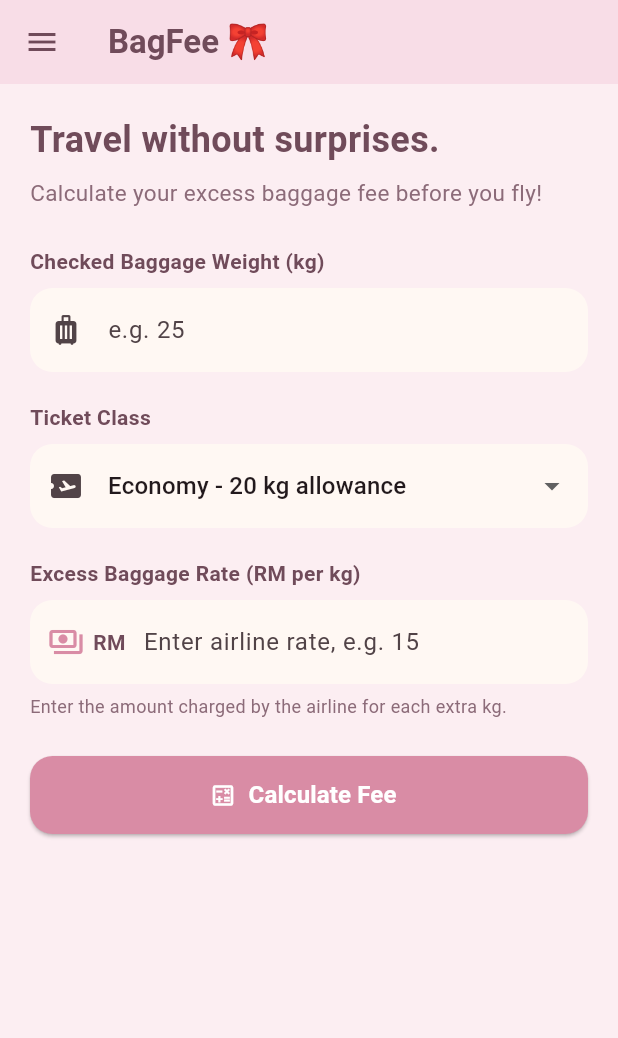
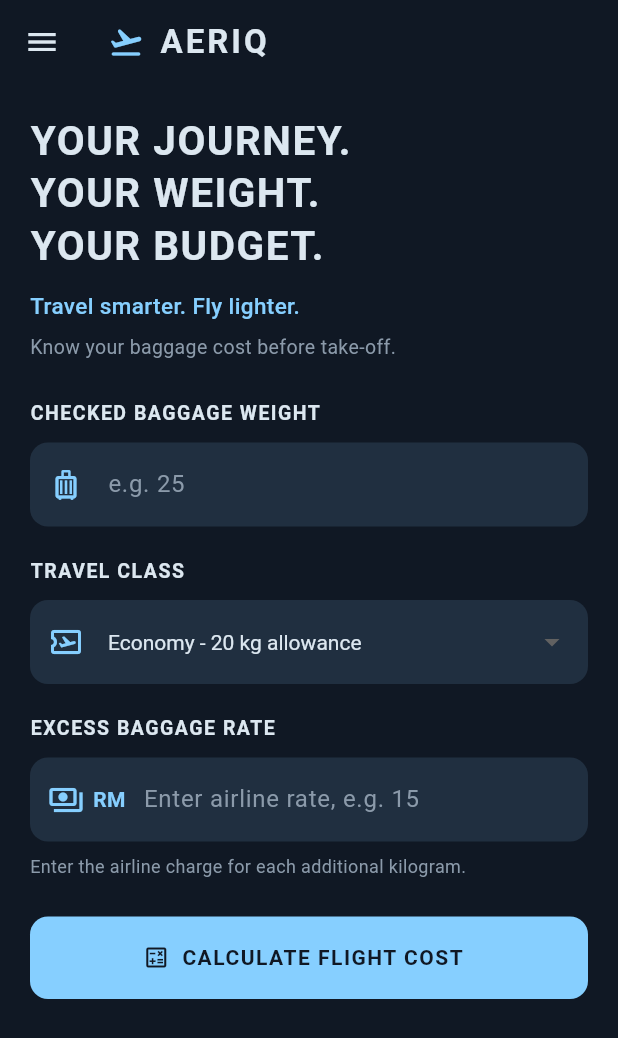
Before and after one commit to IzzatiNurin/BegFee_Calculator, a Flutter app: the screen it shows after launch, on a phone screen of 412 x 824 dp. Shown: the top 1038 px of the screen. Run offline on Flutter 3.47's test engine with Material 3 defaults, Android fonts, the phone set to English and light mode, and no system bars.

Commit message:
Update AERIQ branding and navigation

```diff
--- a/lib/main.dart
+++ b/lib/main.dart
@@ -3,31 +3,34 @@ import 'package:flutter/material.dart';
 import 'package:url_launcher/url_launcher.dart';
 
 void main() {
-  runApp(const BagFeeApp());
+  runApp(const AeriqApp());
 }
 
-class BagFeeApp extends StatelessWidget {
-  const BagFeeApp({super.key});
+class AeriqApp extends StatelessWidget {
+  const AeriqApp({super.key});
 
   @override
   Widget build(BuildContext context) {
     return MaterialApp(
       debugShowCheckedModeBanner: false,
-      title: 'BagFee Calculator',
+      title: 'AERIQ',
+
       theme: ThemeData(
         useMaterial3: true,
-        scaffoldBackgroundColor: const Color(0xFFFCEEF2),
+        scaffoldBackgroundColor: const Color(0xFF101824),
         colorScheme: ColorScheme.fromSeed(
-          seedColor: const Color(0xFFD98CA5),
-          primary: const Color(0xFFD98CA5),
-          onPrimary: Colors.white,
+          seedColor: const Color(0xFF86CFFF),
+          primary: const Color(0xFF86CFFF),
+          onPrimary: const Color(0xFF101824),
+          surface: const Color(0xFF202F40),
         ),
         appBarTheme: const AppBarTheme(
-          backgroundColor: Color(0xFFF8DDE7),
-          foregroundColor: Color(0xFF704B5A),
+          backgroundColor: Color(0xFF101824),
+          foregroundColor: Color(0xFFDCE7F0),
           centerTitle: false,
         ),
       ),
+
       home: const HomePage(),
     );
   }
@@ -87,55 +90,92 @@ class _HomePageState extends State<HomePage> {
   @override
   Widget build(BuildContext context) {
     return Scaffold(
+
       // APP BAR
       appBar: AppBar(
-        title: const Text(
-          'BagFee 🎀',
-          style: TextStyle(fontWeight: FontWeight.bold),
+        title: const Row(
+          children: [
+            Icon(
+              Icons.flight_takeoff_rounded,
+              color: Color(0xFF86CFFF),
+            ),
+            SizedBox(width: 10),
+            Text(
+              'AERIQ',
+              style: TextStyle(
+                fontWeight: FontWeight.bold,
+                letterSpacing: 2,
+              ),
+            ),
+          ],
         ),
       ),
 
       // NAVIGATION DRAWER
       drawer: Drawer(
-        backgroundColor: const Color(0xFFFFF8F3),
+        backgroundColor: const Color(0xFF202F40),
         child: ListView(
           padding: EdgeInsets.zero,
           children: [
+
           const DrawerHeader(
             decoration: BoxDecoration(
-                color: Color(0xFFF8DDE7),
+              color: Color(0xFF101824),
             ),
             child: Column(
               crossAxisAlignment: CrossAxisAlignment.start,
               mainAxisAlignment: MainAxisAlignment.end,
               children: [
                 Icon(
-                    Icons.luggage_rounded,
+                  Icons.flight_takeoff_rounded,
                   size: 45,
-                    color: Color(0xFFD98CA5),
+                  color: Color(0xFF86CFFF),
                 ),
                 SizedBox(height: 10),
                 Text(
-                    'BagFee 🎀',
+                  'AERIQ',
                   style: TextStyle(
-                      fontSize: 22,
+                    fontSize: 24,
                     fontWeight: FontWeight.bold,
-                      color: Color(0xFF704B5A),
+                    letterSpacing: 2,
+                    color: Color(0xFFDCE7F0),
+                  ),
+                ),
+                Text(
+                  'Travel smarter. Fly lighter.',
+                  style: TextStyle(
+                    fontSize: 12,
+                    color: Color(0xFF8B9AAA),
                   ),
                 ),
               ],
             ),
           ),
+
+
             ListTile(
-              leading: const Icon(Icons.home_outlined),
-              title: const Text('Home'),
+              leading: const Icon(
+                Icons.home_outlined,
+                color: Color(0xFF86CFFF),
+              ),
+              title: const Text(
+                'Home',
+                style: TextStyle(color: Color(0xFFDCE7F0)),
+              ),
               onTap: () {
                 Navigator.pop(context);
               },
             ),
+
             ListTile(
-              leading: const Icon(Icons.info_outline),
-              title: const Text('About'),
+              leading: const Icon(
+                Icons.info_outline,
+                color: Color(0xFF86CFFF),
+              ),
+              title: const Text(
+                'About',
+                style: TextStyle(color: Color(0xFFDCE7F0)),
+              ),
               onTap: () {
                 Navigator.pop(context);
                 Navigator.push(
@@ -150,75 +190,119 @@ class _HomePageState extends State<HomePage> {
         ),
       ),
 
+
       // HOME PAGE CONTENT
       body: SingleChildScrollView(
         padding: const EdgeInsets.all(20),
         child: Column(
           crossAxisAlignment: CrossAxisAlignment.start,
           children: [
+
+            // WELCOME SECTION
             const Text(
-              'Travel without surprises.',
+              'YOUR JOURNEY.\nYOUR WEIGHT.\nYOUR BUDGET.',
               style: TextStyle(
-                fontSize: 24,
+                fontSize: 27,
+                height: 1.3,
                 fontWeight: FontWeight.bold,
-                color: Color(0xFF704B5A),
+                letterSpacing: 1,
+                color: Color(0xFFDCE7F0),
+              ),
+            ),
+            const SizedBox(height: 12),
+            const Text(
+              'Travel smarter. Fly lighter.',
+              style: TextStyle(
+                fontSize: 15,
+                color: Color(0xFF86CFFF),
+                fontWeight: FontWeight.w500,
               ),
             ),
             const SizedBox(height: 8),
             const Text(
-              'Calculate your excess baggage fee before you fly!',
+              'Know your baggage cost before take-off.',
               style: TextStyle(
-                fontSize: 15,
-                color: Color(0xFF8C6B79),
+                fontSize: 13,
+                color: Color(0xFF8B9AAA),
               ),
             ),
+
             const SizedBox(height: 25),
+
 
             // BAGGAGE WEIGHT INPUT
             const Text(
-              'Checked Baggage Weight (kg)',
+              'CHECKED BAGGAGE WEIGHT',
               style: TextStyle(
                 fontWeight: FontWeight.bold,
-                color: Color(0xFF704B5A),
+                fontSize: 13,
+                letterSpacing: 1,
+                color: Color(0xFFDCE7F0),
               ),
             ),
-            const SizedBox(height: 8),
+            const SizedBox(height: 10),
             TextField(
               controller: weightController,
+              style: const TextStyle(
+                color: Color(0xFFDCE7F0),
+                fontSize: 16,
+              ),
               keyboardType: const TextInputType.numberWithOptions(
                 decimal: true,
               ),
               decoration: InputDecoration(
                 hintText: 'e.g. 25',
-                prefixIcon: const Icon(Icons.luggage),
+                hintStyle: const TextStyle(
+                  color: Color(0xFF8B9AAA),
+                ),
+                prefixIcon: const Icon(
+                  Icons.luggage_outlined,
+                  color: Color(0xFF86CFFF),
+                ),
+                suffixText: 'KG',
+                suffixStyle: const TextStyle(
+                  color: Color(0xFF86CFFF),
+                  fontWeight: FontWeight.bold,
+                ),
                 filled: true,
-                fillColor: const Color(0xFFFFF8F3),
+                fillColor: const Color(0xFF202F40),
                 border: OutlineInputBorder(
-                  borderRadius: BorderRadius.circular(15),
+                  borderRadius: BorderRadius.circular(12),
                   borderSide: BorderSide.none,
                 ),
               ),
             ),
 
+
             const SizedBox(height: 20),
+
 
             // TICKET CLASS SELECTION
             const Text(
-              'Ticket Class',
+              'TRAVEL CLASS',
               style: TextStyle(
                 fontWeight: FontWeight.bold,
-                color: Color(0xFF704B5A),
+                fontSize: 13,
+                letterSpacing: 1,
+                color: Color(0xFFDCE7F0),
               ),
             ),
-            const SizedBox(height: 8),
+            const SizedBox(height: 10),
             DropdownButtonFormField<String>(
               initialValue: selectedClass,
+              dropdownColor: const Color(0xFF202F40),
+              style: const TextStyle(
+                color: Color(0xFFDCE7F0),
+              ),
               decoration: InputDecoration(
-                prefixIcon: const Icon(Icons.airplane_ticket),
+                prefixIcon: const Icon(
+                  Icons.airplane_ticket_outlined,
+                  color: Color(0xFF86CFFF),
+                ),
                 filled: true,
-                fillColor: const Color(0xFFFFF8F3),
+                fillColor: const Color(0xFF202F40),
                 border: OutlineInputBorder(
-                  borderRadius: BorderRadius.circular(15),
+                  borderRadius: BorderRadius.circular(12),
                   borderSide: BorderSide.none,
                 ),
               ),
@@ -245,24 +329,35 @@ class _HomePageState extends State<HomePage> {
               },
             ),
 
+
             const SizedBox(height: 20),
+
 
             // EXCESS BAGGAGE RATE INPUT
             const Text(
-              'Excess Baggage Rate (RM per kg)',
+              'EXCESS BAGGAGE RATE',
               style: TextStyle(
                 fontWeight: FontWeight.bold,
-                color: Color(0xFF704B5A),
+                fontSize: 13,
+                letterSpacing: 1,
+                color: Color(0xFFDCE7F0),
               ),
             ),
-            const SizedBox(height: 8),
+            const SizedBox(height: 10),
             TextField(
               controller: rateController,
+              style: const TextStyle(
+                color: Color(0xFFDCE7F0),
+                fontSize: 16,
+              ),
               keyboardType: const TextInputType.numberWithOptions(
                 decimal: true,
               ),
               decoration: InputDecoration(
                 hintText: 'Enter airline rate, e.g. 15',
+                hintStyle: const TextStyle(
+                  color: Color(0xFF8B9AAA),
+                ),
                 prefixIcon: const Padding(
                   padding: EdgeInsets.only(left: 12, right: 8),
                   child: Row(
@@ -270,87 +365,109 @@ class _HomePageState extends State<HomePage> {
                     children: [
                       Icon(
                         Icons.payments_outlined,
-                        color: Color(0xFFD98CA5),
+                        color: Color(0xFF86CFFF),
                       ),
                       SizedBox(width: 6),
                       Text(
                         'RM',
                         style: TextStyle(
                           fontWeight: FontWeight.bold,
-                          color: Color(0xFF704B5A),
+                          color: Color(0xFF86CFFF),
                         ),
                       ),
                     ],
                   ),
                 ),
                 filled: true,
-                fillColor: const Color(0xFFFFF8F3),
+                fillColor: const Color(0xFF202F40),
                 border: OutlineInputBorder(
-                  borderRadius: BorderRadius.circular(15),
+                  borderRadius: BorderRadius.circular(12),
                   borderSide: BorderSide.none,
                 ),
               ),
             ),
-
-            const SizedBox(height: 6),
+            const SizedBox(height: 8),
             const Text(
-              'Enter the amount charged by the airline for each extra kg.',
+              'Enter the airline charge for each additional kilogram.',
               style: TextStyle(
                 fontSize: 12,
-                color: Color(0xFF8C6B79),
+                color: Color(0xFF8B9AAA),
               ),
             ),
+
 
             const SizedBox(height: 25),
 
             // CALCULATE BUTTON
+
             SizedBox(
               width: double.infinity,
-              height: 52,
+              height: 55,
               child: ElevatedButton.icon(
                 onPressed: calculateFee,
                 icon: const Icon(Icons.calculate_outlined),
                 label: const Text(
-                  'Calculate Fee',
+                  'CALCULATE FLIGHT COST',
                   style: TextStyle(
-                    fontSize: 16,
                     fontWeight: FontWeight.bold,
+                    letterSpacing: 1,
+                    fontSize: 14,
                   ),
                 ),
                 style: ElevatedButton.styleFrom(
-                  backgroundColor: const Color(0xFFD98CA5),
-                  foregroundColor: Colors.white,
+                  backgroundColor: const Color(0xFF86CFFF),
+                  foregroundColor: const Color(0xFF101824),
+                  elevation: 0,
                   shape: RoundedRectangleBorder(
-                    borderRadius: BorderRadius.circular(15),
+                    borderRadius: BorderRadius.circular(12),
                   ),
                 ),
               ),
             ),
 
+
             const SizedBox(height: 25),
+
 
             // CALCULATION RESULTS
             if (totalPayable != null)
               Card(
-                color: const Color(0xFFFFF8F3),
+                color: const Color(0xFF202F40),
                 elevation: 0,
                 shape: RoundedRectangleBorder(
-                  borderRadius: BorderRadius.circular(20),
+                  borderRadius: BorderRadius.circular(16),
+                  side: const BorderSide(
+                    color: Color(0xFF34495E),
+                    width: 1,
+                  ),
                 ),
                 child: Padding(
                   padding: const EdgeInsets.all(20),
                   child: Column(
                     crossAxisAlignment: CrossAxisAlignment.start,
                     children: [
-                      const Text(
-                        'Your Fee Summary 🎀',
+                      const Row(
+                        children: [
+                          Icon(
+                            Icons.receipt_long_outlined,
+                            color: Color(0xFF86CFFF),
+                          ),
+                          SizedBox(width: 10),
+                          Text(
+                            'FLIGHT COST SUMMARY',
                             style: TextStyle(
-                          fontSize: 20,
+                              fontSize: 16,
                               fontWeight: FontWeight.bold,
-                          color: Color(0xFF704B5A),
+                              letterSpacing: 1,
+                              color: Color(0xFFDCE7F0),
                             ),
                           ),
-                      const Divider(height: 25),
+                        ],
+                      ),
+                      const Divider(
+                        height: 30,
+                        color: Color(0xFF43566A),
+                      ),
                       resultRow(
                         'Excess Baggage Weight',
                         '${excessWeight!.toStringAsFixed(2)} kg',
@@ -363,9 +480,12 @@ class _HomePageState extends State<HomePage> {
                         'Service Tax (8%)',
                         'RM ${serviceTax!.toStringAsFixed(2)}',
                       ),
-                      const Divider(height: 25),
+                      const Divider(
+                        height: 30,
+                        color: Color(0xFF43566A),
+                      ),
                       resultRow(
-                        'Total Amount Payable',
+                        'TOTAL AMOUNT PAYABLE',
                         'RM ${totalPayable!.toStringAsFixed(2)}',
                         isTotal: true,
                       ),
@@ -373,6 +493,7 @@ class _HomePageState extends State<HomePage> {
                   ),
                 ),
               ),
+
           ],
         ),
       ),
@@ -380,11 +501,10 @@ class _HomePageState extends State<HomePage> {
   }
 
   // RESULT ROW WIDGET
-  Widget resultRow(
-    String label,
-    String value, {
-    bool isTotal = false,
-  }) {
+
+Widget resultRow(String label,
+ String value,
+ {bool isTotal = false}) {
   return Padding(
     padding: const EdgeInsets.symmetric(vertical: 8),
     child: Row(
@@ -394,31 +514,37 @@ class _HomePageState extends State<HomePage> {
           child: Text(
             label,
             style: TextStyle(
+              fontSize: isTotal ? 14 : 13,
               fontWeight: isTotal ? FontWeight.bold : FontWeight.normal,
-                color: const Color(0xFF704B5A),
+              color: isTotal
+                  ? const Color(0xFF86CFFF)
+                  : const Color(0xFFDCE7F0),
             ),
           ),
         ),
-          const SizedBox(width: 10),
+        const SizedBox(width: 12),
         Text(
           value,
           style: TextStyle(
+            fontSize: isTotal ? 20 : 14,
             fontWeight: FontWeight.bold,
-              fontSize: isTotal ? 17 : 14,
-              color: const Color(0xFFD98CA5),
+            color: isTotal
+                ? const Color(0xFF86CFFF)
+                : const Color(0xFFDCE7F0),
           ),
         ),
       ],
     ),
   );
 }
+
 }
 
 // ABOUT PAGE
 class AboutPage extends StatelessWidget {
   const AboutPage({super.key});
 
-  static final Uri githubUrl = Uri.parse('https://github.com/IzzatiNurin/BegFee_Calculator.git');
+  static final Uri githubUrl = Uri.parse('https://github.com/IzzatiNurin/AERIQ-Baggage-Calculator');
 
 Future<void> openGitHub() async {
   if (!await launchUrl(
@@ -431,14 +557,86 @@ Future<void> openGitHub() async {
 
   @override
   Widget build(BuildContext context) {
+
     return Scaffold(
       appBar: AppBar(
         title: const Text(
-          'About BagFee',
+          'About',
           style: TextStyle(fontWeight: FontWeight.bold),
         ),
       ),
+
+  // NAVIGATION DRAWER
+  drawer: Drawer(
+    backgroundColor: const Color(0xFF202F40),
+    child: ListView(
+      padding: EdgeInsets.zero,
+      children: [
+        const DrawerHeader(
+          decoration: BoxDecoration(
+            color: Color(0xFF101824),
+          ),
+          child: Column(
+            crossAxisAlignment: CrossAxisAlignment.start,
+            mainAxisAlignment: MainAxisAlignment.end,
+            children: [
+              Icon(
+                Icons.flight_takeoff_rounded,
+                size: 45,
+                color: Color(0xFF86CFFF),
+              ),
+              SizedBox(height: 10),
+              Text(
+                'AERIQ',
+                style: TextStyle(
+                  fontSize: 24,
+                  fontWeight: FontWeight.bold,
+                  letterSpacing: 2,
+                  color: Color(0xFFDCE7F0),
+                ),
+              ),
+              Text(
+                'Travel smarter. Fly lighter.',
+                style: TextStyle(
+                  fontSize: 12,
+                  color: Color(0xFF8B9AAA),
+                ),
+              ),
+            ],
+          ),
+        ),
+        ListTile(
+          leading: const Icon(
+            Icons.home_outlined,
+            color: Color(0xFF86CFFF),
+          ),
+          title: const Text(
+            'Home',
+            style: TextStyle(color: Color(0xFFDCE7F0)),
+          ),
+          onTap: () {
+            Navigator.popUntil(context, (route) => route.isFirst);
+          },
+        ),
+        ListTile(
+          leading: const Icon(
+            Icons.info_outline,
+            color: Color(0xFF86CFFF),
+          ),
+          title: const Text(
+            'About',
+            style: TextStyle(color: Color(0xFFDCE7F0)),
+          ),
+          onTap: () {
+            Navigator.pop(context);
+          },
+        ),
+      ],
+    ),
+  ),
+
   body: SingleChildScrollView(
+
         padding: const EdgeInsets.all(24),
         child: Column(
           children: [
@@ -448,33 +646,36 @@ Future<void> openGitHub() async {
             Container(
               padding: const EdgeInsets.all(25),
               decoration: BoxDecoration(
-                color: const Color(0xFFF8DDE7),
+                color: const Color(0xFF202F40),
                 borderRadius: BorderRadius.circular(25),
+                border:Border.all(
+                  color: const Color(0xFF34495E),
+                ),
               ),
               child: const Icon(
-                Icons.luggage_rounded,
+                Icons.flight_takeoff_rounded,
                 size: 75,
-                color: Color(0xFFD98CA5),
+                color: Color(0xFF86CFFF),
               ),
             ),
 
             const SizedBox(height: 20),
 
             const Text(
-              'BagFee Calculator 🎀',
+              'AERIQ',
               style: TextStyle(
                 fontSize: 23,
                 fontWeight: FontWeight.bold,
-                color: Color(0xFF704B5A),
+                color: Color(0xFF86CFFF),
               ),
             ),
 
             const SizedBox(height: 8),
 
             const Text(
-              'Travel without surprises.',
+              'Travel Smarter. Fly Lighter',
               style: TextStyle(
-                color: Color(0xFF8C6B79),
+                color: Color(0xFF86CFFF),
                 fontSize: 15,
               ),
             ),
@@ -520,7 +721,7 @@ Future<void> openGitHub() async {
               style: TextStyle(
                 fontSize: 18,
                 fontWeight: FontWeight.bold,
-                color: Color(0xFF704B5A),
+                color: Color(0xFF86CFFF),
               ),
             ),
 
@@ -532,7 +733,7 @@ Future<void> openGitHub() async {
                 'Visit My GitHub Repository',
                 textAlign: TextAlign.center,
                 style: TextStyle(
-                  color: Color(0xFFD98CA5),
+                  color: Color(0xFF86CFFF),
                   decoration: TextDecoration.underline,
                   fontWeight: FontWeight.bold,
                 ),
@@ -542,11 +743,11 @@ Future<void> openGitHub() async {
             const SizedBox(height: 30),
 
             const Text(
-              '© 2026 BagFee Calculator. All rights reserved.',
+              '© 2026 AERIQ. All rights reserved.',
               textAlign: TextAlign.center,
               style: TextStyle(
                 fontSize: 12,
-                color: Color(0xFF8C6B79),
+                color: Color(0xFF86CFFF),
               ),
             ),
           ],
```
Also changed, not shown: 1 other file. Lines whose indentation alone changed are shown as unchanged.
